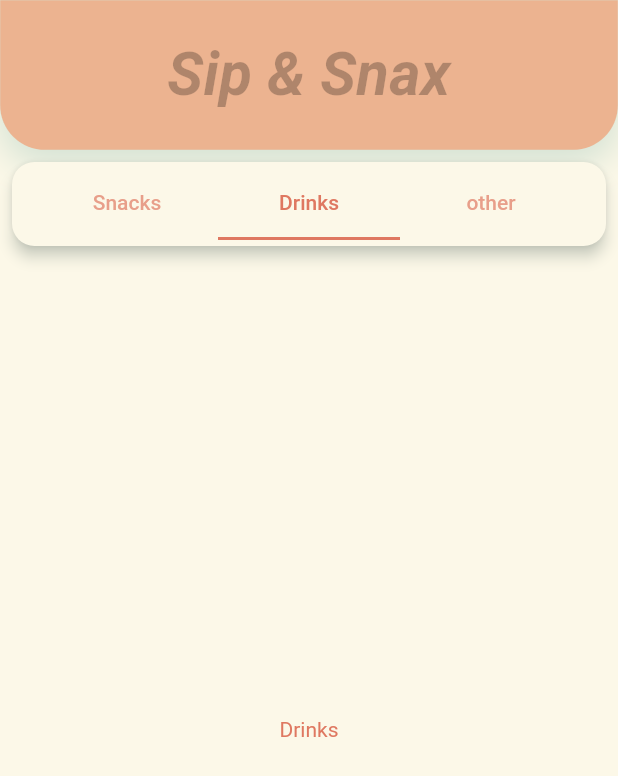
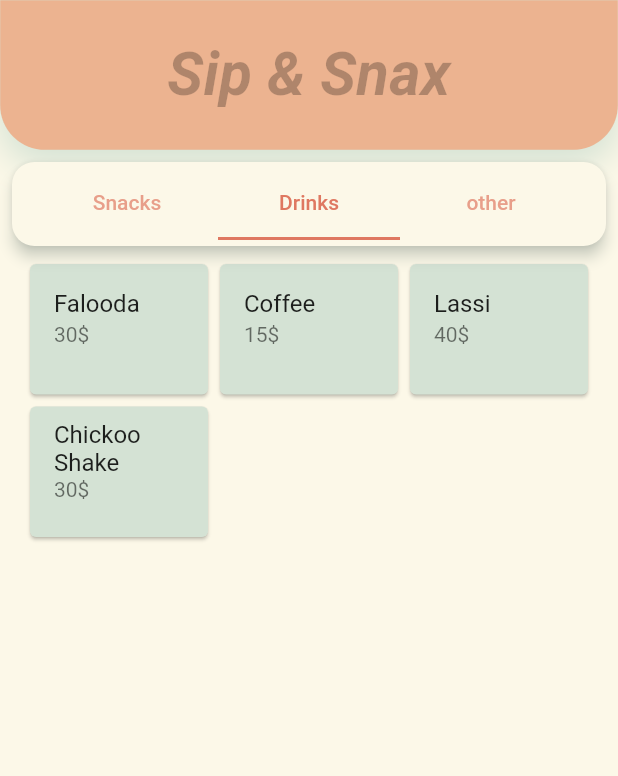
Before and after one commit to Cyndroy10/Order-track, a Flutter app: the screen it shows after launch, tab 2 chosen, on a phone screen of 412 x 824 dp. Shown: the top 776 px of the screen. Run offline on Flutter 3.47's test engine with Material 2 defaults, Android fonts, the phone set to English and light mode, and no system bars; Roboto replaces fonts that are missing (Times New Roman).

Commit message:
added grid view

```diff
--- a/lib/HomeScreen.dart
+++ b/lib/HomeScreen.dart
@@ -1,13 +1,14 @@
 import 'package:flutter/cupertino.dart';
 import 'package:flutter/material.dart';
 import 'package:order_track/util/hexcolor.dart';
+import 'package:order_track/model/product.dart';
 
-class HomeScreen extends StatefulWidget {
-  @override
-  _HomeScreenState createState() => _HomeScreenState();
-}
 
-class _HomeScreenState extends State<HomeScreen> {
+
+class HomeScreen extends StatelessWidget {
+
+  final List<Product> products = Product.getProducts();
+
   @override
   Widget build(BuildContext context) {
     return SafeArea(
@@ -18,7 +19,7 @@ class _HomeScreenState extends State<HomeScreen> {
             // mainAxisAlignment: MainAxisAlignment.spaceBetween,
             children: [
               topBar(),
-              tabs(),
+              tabs(products,context),
               bottomBar(),
             ],
           ),
@@ -53,7 +54,19 @@ Widget topBar() {
   );
 }
 
-Widget tabs() {
+Widget tabs(List<Product> products, BuildContext context) {
+
+  List<Product> snacks = [];
+  List<Product> drinks = [];
+
+  for (Product product in products)
+    if (product.pType == "snack") {
+      snacks.add(product);
+    }
+    else
+      drinks.add(product);
+
+
   return Padding(
     padding: const EdgeInsets.all(8.0),
     child: Align(
@@ -100,17 +113,49 @@ Widget tabs() {
               child: TabBarView(
                 children: [
                   Center(
-                    child: Text(
-                      "Snacks",
-                      style: TextStyle(color: HexColor("df7861")),
-                    ),
-                  ),
+                      child: GridView.builder(
+                          itemCount: snacks.length,
+                          gridDelegate:
+                              SliverGridDelegateWithFixedCrossAxisCount(
+                                  crossAxisCount: 3, childAspectRatio: 4 / 3),
+                          itemBuilder: (BuildContext context, int index) {
+                            return Container(
+                              child: Card(
+                                color: HexColor("d4e2d4"),
+                                child: ListTile(
+                                  title: Text(snacks[index].pName),
+                                  subtitle: Text(
+                                      snacks[index].pPrice.toString() + "\$"),
+                                ),
+                              ),
+                            );
+                            //   Card(
+                            //   color: Colors.black,
+                            //   child: Text("hi"),
+                            // );
+                          })),
                   Center(
-                    child: Text(
-                      "Drinks",
-                      style: TextStyle(color: HexColor("df7861")),
-                    ),
-                  ),
+                      child: GridView.builder(
+                          itemCount: drinks.length,
+                          gridDelegate:
+                          SliverGridDelegateWithFixedCrossAxisCount(
+                              crossAxisCount: 3, childAspectRatio: 4 / 3),
+                          itemBuilder: (BuildContext context, int index) {
+                            return Container(
+                              child: Card(
+                                color: HexColor("d4e2d4"),
+                                child: ListTile(
+                                  title: Text(drinks[index].pName),
+                                  subtitle: Text(
+                                      drinks[index].pPrice.toString() + "\$"),
+                                ),
+                              ),
+                            );
+                            //   Card(
+                            //   color: Colors.black,
+                            //   child: Text("hi"),
+                            // );
+                          })),
                   Center(
                     child: Text(
                       "other",
--- /dev/null
+++ b/lib/model/product.dart
@@ -0,0 +1,19 @@
+class Product{
+
+  static List<Product> getProducts() => [
+    Product('Chicken Mayo Sandwich', 30, 'snack'),
+    Product('Chutney Sandwich', 20, 'snack'),
+    Product('Tuna Sandwich', 40, 'snack'),
+    Product('Ham and Cheese Sandwich', 50, 'snack'),
+    Product('Falooda', 30, 'drink'),
+    Product('Coffee', 15, 'drink'),
+    Product('Lassi', 40, 'drink'),
+    Product('Chickoo Shake', 30, 'drink'),
+  ];
+
+  String pName;
+  int pPrice;
+  String pType;
+
+  Product(this.pName, this.pPrice, this.pType);
+}
```
